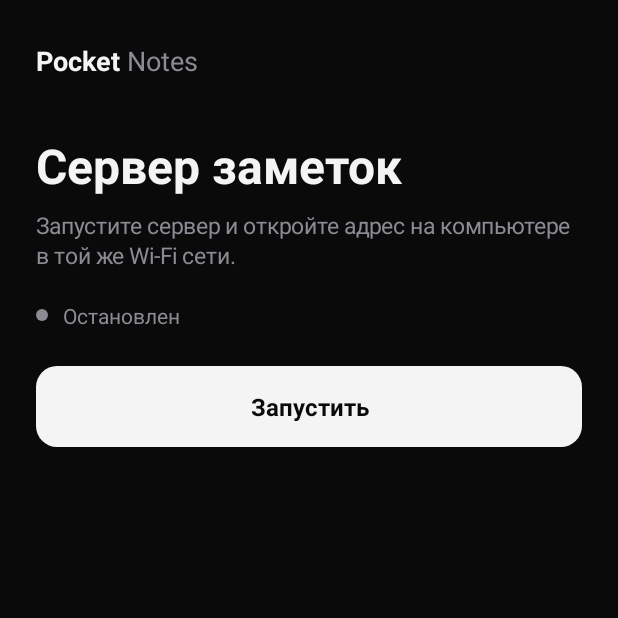
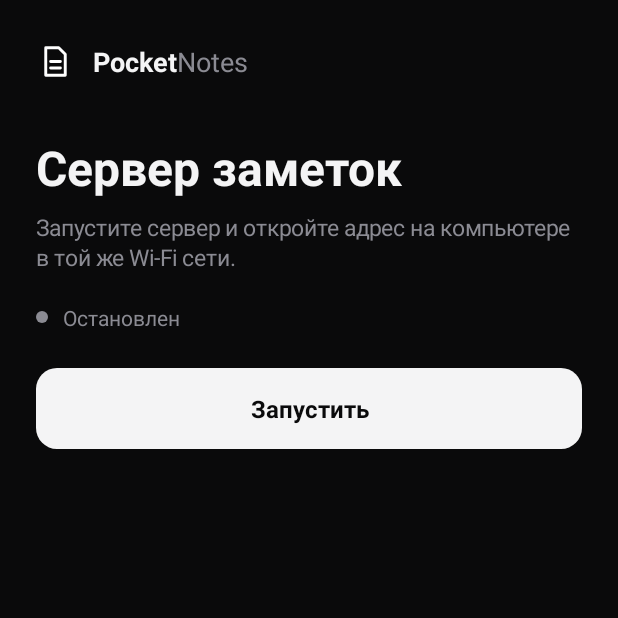
Before and after one commit to TheMoulix/Lan-Node, an Android app: the screen it shows after launch (MainActivity), on a phone screen of 412 x 824 dp, the top half of it. Run offline under Robolectric (Android 15) with nearby library versions, the phone set to English and light mode, and no system bars.

Commit message:
logo, new design

```diff
--- a/app/build.gradle.kts
+++ b/app/build.gradle.kts
@@ -29,6 +29,5 @@ android {
 dependencies {
     implementation("androidx.core:core-ktx:1.13.1")
     implementation("org.nanohttpd:nanohttpd:2.3.1")
-    implementation("org.nanohttpd:nanohttpd-websocket:2.3.1")
     implementation("com.google.zxing:core:3.5.3")
 }
--- a/app/src/main/AndroidManifest.xml
+++ b/app/src/main/AndroidManifest.xml
@@ -5,7 +5,7 @@
     <uses-permission android:name="android.permission.FOREGROUND_SERVICE" />
     <uses-permission android:name="android.permission.FOREGROUND_SERVICE_DATA_SYNC" />
     <uses-permission android:name="android.permission.POST_NOTIFICATIONS" />
-    <application android:label="Заметки" android:icon="@android:drawable/ic_menu_edit"
+    <application android:label="PocketNotes" android:usesCleartextTraffic="true" android:icon="@mipmap/ic_launcher" android:roundIcon="@mipmap/ic_launcher_round"
         android:theme="@android:style/Theme.Material.NoActionBar">
         <activity android:name=".MainActivity" android:exported="true">
             <intent-filter>
@@ -13,6 +13,8 @@
                 <category android:name="android.intent.category.LAUNCHER" />
             </intent-filter>
         </activity>
+        <activity android:name=".NotesActivity" android:exported="false"
+            android:windowSoftInputMode="adjustResize" />
         <service android:name=".NotesService" android:exported="false"
             android:foregroundServiceType="dataSync" />
     </application>
--- a/app/src/main/java/com/example/lannotes/MainActivity.kt
+++ b/app/src/main/java/com/example/lannotes/MainActivity.kt
@@ -37,6 +37,7 @@ class MainActivity : Activity() {
     private val MUTE = 0xFF8B8B93.toInt()
     private val GREEN = 0xFF4ADE80.toInt()
     private var running = false
+    private var lastCode = ""
 
     private fun dp(v: Int) = (v * resources.displayMetrics.density).toInt()
 
@@ -73,10 +74,15 @@ class MainActivity : Activity() {
         window.navigationBarColor = BG
         if (Build.VERSION.SDK_INT >= 33) requestPermissions(arrayOf(Manifest.permission.POST_NOTIFICATIONS), 1)
 
-        val logo = text(SpannableString("Pocket Notes").apply {
+        val logo = text(SpannableString("PocketNotes").apply {
             setSpan(StyleSpan(Typeface.BOLD), 0, 6, Spanned.SPAN_EXCLUSIVE_EXCLUSIVE)
-            setSpan(ForegroundColorSpan(MUTE), 6, 12, Spanned.SPAN_EXCLUSIVE_EXCLUSIVE)
+            setSpan(ForegroundColorSpan(MUTE), 6, 11, Spanned.SPAN_EXCLUSIVE_EXCLUSIVE)
         }, 18f, INK)
+        val logoRow = LinearLayout(this).apply {
+            gravity = Gravity.CENTER_VERTICAL
+            addView(ImageView(this@MainActivity).apply { setImageResource(R.drawable.ic_logo) }, LinearLayout.LayoutParams(dp(26), dp(26)))
+            addView(logo, LinearLayout.LayoutParams(WRAP_CONTENT, WRAP_CONTENT).apply { leftMargin = dp(12) })
+        }
         val title = text("Сервер заметок", 32f, INK, true)
         val sub = text("Запустите сервер и откройте адрес на компьютере в той же Wi-Fi сети.", 15f, MUTE).apply {
             setLineSpacing(0f, 1.15f)
@@ -114,21 +120,33 @@ class MainActivity : Activity() {
             isClickable = true
         }
 
+        val openBtn = text("Открыть заметки на телефоне", 16f, INK, true).apply {
+            gravity = Gravity.CENTER
+            background = ripple(shape(PANEL, 14, LINE), 0x22FFFFFF)
+            isClickable = true
+            visibility = View.GONE
+        }
+
         val content = LinearLayout(this).apply {
             orientation = LinearLayout.VERTICAL
             setPadding(dp(24), dp(28), dp(24), dp(24))
-            addView(logo)
+            addView(logoRow)
             addView(title, lp(36)); addView(sub, lp(8)); addView(statusRow, lp(20))
             addView(card, lp(20))
+            addView(openBtn, lp(16, MATCH_PARENT, dp(54)))
             addView(btn, lp(24, MATCH_PARENT, dp(54)))
         }
         setContentView(ScrollView(this).apply { setBackgroundColor(BG); addView(content) })
+
+        openBtn.setOnClickListener {
+            startActivity(Intent(this, NotesActivity::class.java).putExtra("url", "http://127.0.0.1:$PORT/?c=$lastCode"))
+        }
 
         btn.setOnClickListener {
             if (running) {
                 stopService(Intent(this, NotesService::class.java))
                 window.clearFlags(WindowManager.LayoutParams.FLAG_KEEP_SCREEN_ON)
-                card.visibility = View.GONE
+                card.visibility = View.GONE; openBtn.visibility = View.GONE
                 dot.background = shape(MUTE, 8); status.text = "Остановлен"; status.setTextColor(MUTE)
                 btn.text = "Запустить"; btn.setTextColor(BG); btn.background = ripple(shape(INK, 14), 0x33000000)
                 running = false
@@ -137,12 +155,13 @@ class MainActivity : Activity() {
             val ip = localIp()
             if (ip == null) { status.text = "Нет Wi-Fi. Подключитесь к сети или включите точку доступа."; return@setOnClickListener }
             val code = Random.nextInt(100000, 1000000).toString()
+            lastCode = code
             startForegroundService(Intent(this, NotesService::class.java).putExtra("code", code))
             window.addFlags(WindowManager.LayoutParams.FLAG_KEEP_SCREEN_ON)
             img.setImageBitmap(qr("http://$ip:$PORT/?c=$code"))
             addr.text = "$ip:$PORT"
             codeView.text = code.chunked(3).joinToString(" ")
-            card.visibility = View.VISIBLE
+            card.visibility = View.VISIBLE; openBtn.visibility = View.VISIBLE
             dot.background = shape(GREEN, 8); status.text = "Работает"; status.setTextColor(INK)
             btn.text = "Остановить"; btn.setTextColor(INK); btn.background = ripple(shape(PANEL, 14, LINE), 0x22FFFFFF)
             running = true
--- /dev/null
+++ b/app/src/main/res/drawable/ic_logo.xml
@@ -0,0 +1,9 @@
+<vector xmlns:android="http://schemas.android.com/apk/res/android"
+    android:width="24dp" android:height="24dp" android:viewportWidth="24" android:viewportHeight="24">
+    <path android:pathData="M6,3.5h8l4,4V20.5H6z" android:fillColor="#00000000"
+        android:strokeColor="#FFFFFF" android:strokeWidth="1.8"
+        android:strokeLineCap="round" android:strokeLineJoin="round" />
+    <path android:pathData="M9,12h6M9,16h6" android:fillColor="#00000000"
+        android:strokeColor="#FFFFFF" android:strokeWidth="1.8"
+        android:strokeLineCap="round" android:strokeLineJoin="round" />
+</vector>
--- /dev/null
+++ b/app/src/main/res/mipmap-anydpi-v26/ic_launcher.xml
@@ -0,0 +1,5 @@
+<?xml version="1.0" encoding="utf-8"?>
+<adaptive-icon xmlns:android="http://schemas.android.com/apk/res/android">
+    <background android:drawable="@color/ic_launcher_background" />
+    <foreground android:drawable="@drawable/ic_launcher_foreground" />
+</adaptive-icon>
--- /dev/null
+++ b/app/src/main/res/mipmap-anydpi-v26/ic_launcher_round.xml
@@ -0,0 +1,5 @@
+<?xml version="1.0" encoding="utf-8"?>
+<adaptive-icon xmlns:android="http://schemas.android.com/apk/res/android">
+    <background android:drawable="@color/ic_launcher_background" />
+    <foreground android:drawable="@drawable/ic_launcher_foreground" />
+</adaptive-icon>
--- /dev/null
+++ b/app/src/main/res/values/colors.xml
@@ -0,0 +1,4 @@
+<?xml version="1.0" encoding="utf-8"?>
+<resources>
+    <color name="ic_launcher_background">#0A0A0B</color>
+</resources>
```
Also changed, not shown: app/src/main/java/com/example/lannotes/NotesActivity.kt (added, +25 -0 lines), app/src/main/java/com/example/lannotes/NotesServer.kt (+29 -44 lines), app/src/main/java/com/example/lannotes/NotesService.kt (+5 -4 lines), app/src/main/res/drawable/ic_launcher_foreground.xml (added, +11 -0 lines), 3 other files.
